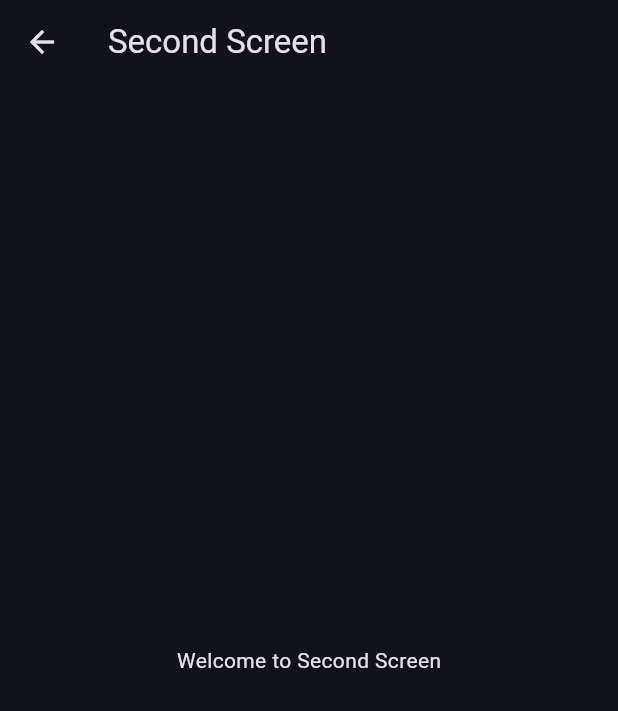
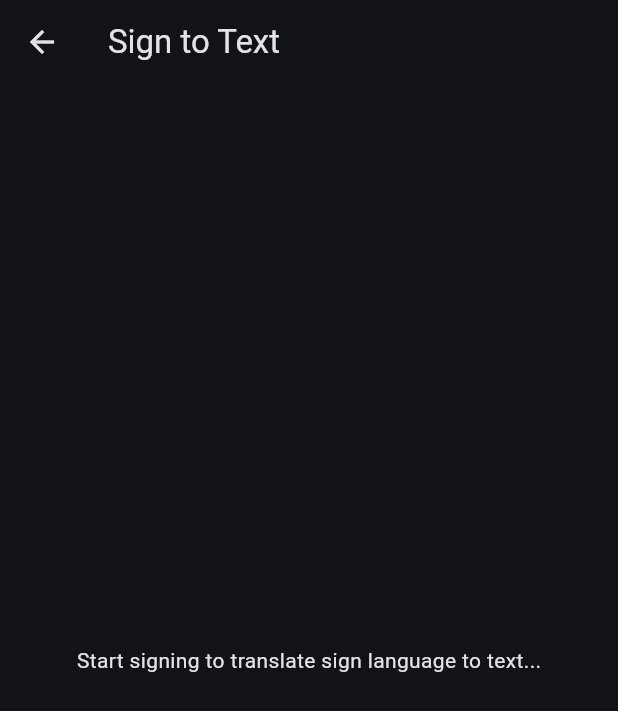
Before and after one commit to CodeForCauseTeam2/SignalFlow, a Flutter app: the screen it shows after launch, after a tap on "Sign to Text", on a phone screen of 412 x 824 dp. Shown: the top 711 px of the screen. Run offline on Flutter 3.47's test engine with Material 3 defaults, Android fonts, the phone set to English and light mode, and no system bars; missing offline and left inert: dart:js_interop.

Commit message:
allThreeScreens

```diff
--- a/flutter_application_1/lib/main.dart
+++ b/flutter_application_1/lib/main.dart
@@ -32,14 +32,29 @@ class FirstScreen extends StatelessWidget {
     return Scaffold(
       appBar: AppBar(title: const Text('Signal Flow')),
       body: Center(
-        child: ElevatedButton(
-          child: const Text('Sign to Text'),
+        child: Column(
+          mainAxisSize: MainAxisSize.min,
+          children: [
+            ElevatedButton(
               onPressed: () {
                 Navigator.push(
                   context,
                   MaterialPageRoute(builder: (context) => const SecondScreen()),
                 );
               },
+              child: const Text('Sign to Text'),
+            ),
+            const SizedBox(height: 16),
+            ElevatedButton(
+              onPressed: () {
+                Navigator.push(
+                  context,
+                  MaterialPageRoute(builder: (context) => const ThirdScreen()),
+                );
+              },
+              child: const Text('Text to Sign'),
+            ),
+          ],
         ),
       ),
     );
@@ -52,8 +67,8 @@ class SecondScreen extends StatelessWidget {
   @override
   Widget build(BuildContext context) {
     return Scaffold(
-      appBar: AppBar(title: const Text('Second Screen')),
-      body: const Center(child: Text('Welcome to Second Screen')),
+      appBar: AppBar(title: const Text('Sign to Text')),
+      body: const Center(child: Text('Start signing to translate sign language to text...')),
     );
   }
 }
@@ -64,8 +79,8 @@ class ThirdScreen extends StatelessWidget {
   @override
   Widget build(BuildContext context) {
     return Scaffold(
-      appBar: AppBar(title: const Text('Third Screen')),
-      body: const Center(child: Text('Welcome to Third Screen')),
+      appBar: AppBar(title: const Text('Text to Sign')),
+      body: const Center(child: Text('Starting typing to translate text to sign language...')),
     );
   }
 }
```
Lines whose indentation alone changed are shown as unchanged.
